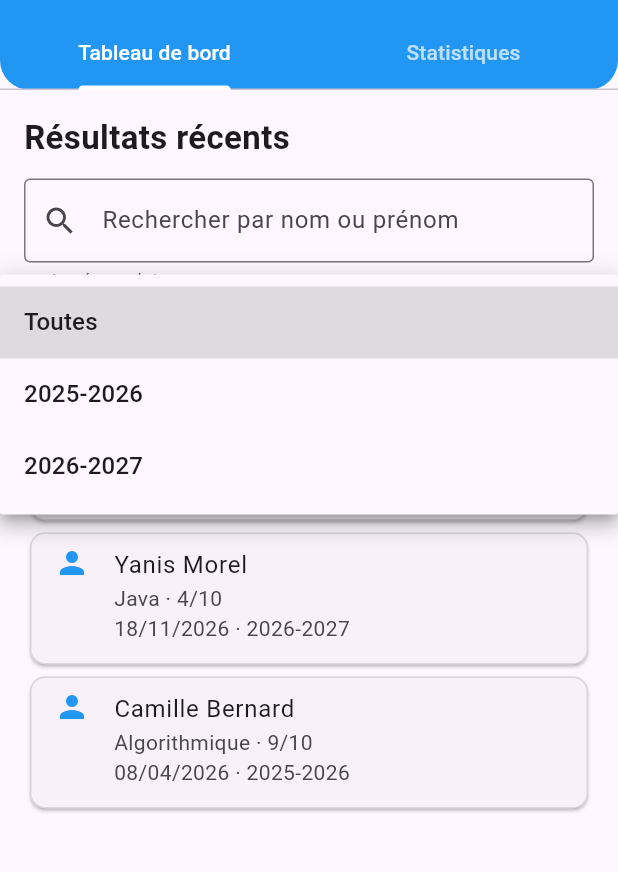
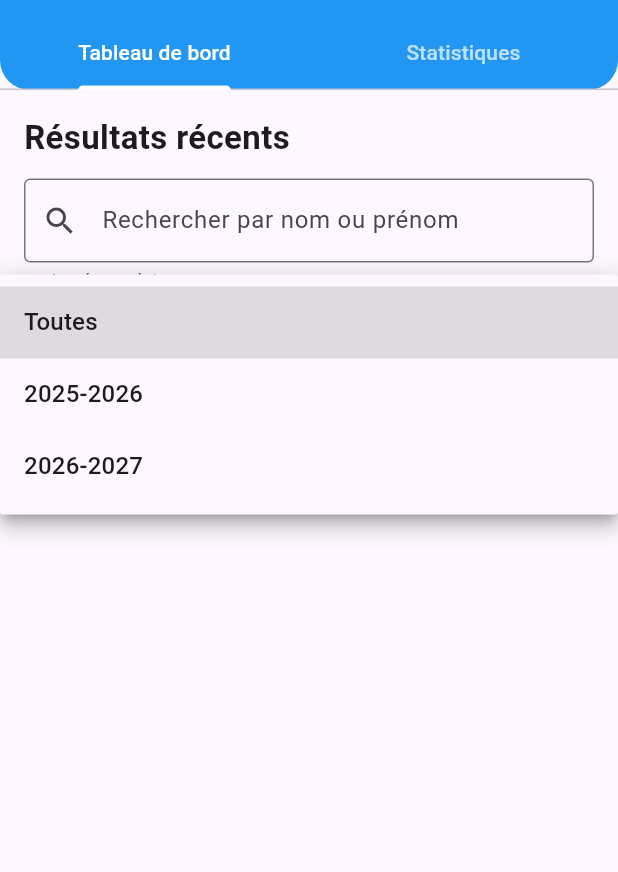
Before and after one commit to Seifoudine95/skillo, a Flutter app: the TableauDeBordAdmin screen opened directly, after a tap on "Toutes", on a phone screen of 412 x 824 dp, the part 78-950 px from its top. Run offline on Flutter 3.47's test engine with Material 3 defaults, Android fonts, the phone set to English and light mode, and no system bars; our stand-ins replace cloud_firestore, email_validator, firebase_core, flutter_riverpod, material_ui, shared_preferences; accounts and stored records are empty.

Commit message:
Brancher le tableau de bord sur Firestore

```diff
--- a/lib/models/resultat_candidat_model.dart
+++ b/lib/models/resultat_candidat_model.dart
@@ -13,5 +13,5 @@ class ResultatCandidat {
   final String matiere;
   final int score;
   final int totalQuestions;
-  final DateTime date;
+  final DateTime? date;
 }
--- a/lib/models/resultat_model.dart
+++ b/lib/models/resultat_model.dart
@@ -28,8 +28,19 @@ class Resultat {
       matiere: data['matiere'] ?? '',
       score: data['score'] ?? 0,
       totalQuestions: data['totalQuestions'] ?? 0,
-      datePassage:
-          (data['datePassage'] as Timestamp?)?.toDate() ?? DateTime.now(),
+      datePassage: (data['datePassage'] as Timestamp?)?.toDate(),
     );
   }
+  Map<String, dynamic> toJson() {
+    return {
+      'userId': userId,
+      'matiereId': matiereId,
+      'matiere': matiere,
+      'score': score,
+      'totalQuestions': totalQuestions,
+      'datePassage': datePassage == null
+          ? null
+          : Timestamp.fromDate(datePassage!),
+    };
+  }
 }
--- a/lib/providers/providers.dart
+++ b/lib/providers/providers.dart
@@ -1,6 +1,7 @@
 import 'package:flutter_riverpod/flutter_riverpod.dart';
 import 'package:skillo/models/matiere_model.dart';
 import 'package:skillo/models/question_model.dart';
+import 'package:skillo/models/resultat_candidat_model.dart';
 import 'package:skillo/repository/matiere_repository.dart';
 import 'package:skillo/repository/questionqcm_repository.dart';
 import 'package:skillo/repository/user_repository.dart';
@@ -34,3 +35,7 @@ final tableauDeBordRepositoryProvider = Provider<TableauDeBordRepository>((
 final userRepoitoryProvider = Provider<UserRepository>((ref) {
   return UserRepository();
 });
+
+final getResultatAdminProvider = StreamProvider<List<ResultatCandidat>>((ref) {
+  return ref.watch(tableauDeBordRepositoryProvider).getResultats();
+});
--- a/lib/repository/tableau_de_bord_repository.dart
+++ b/lib/repository/tableau_de_bord_repository.dart
@@ -1,33 +1,47 @@
+import 'package:cloud_firestore/cloud_firestore.dart';
+import 'package:skillo/models/resultat_model.dart';
 import 'package:skillo/models/resultat_candidat_model.dart';
+import 'package:skillo/models/user_model.dart';
 
 class TableauDeBordRepository {
-  List<ResultatCandidat> getResultats() {
-    return [
-      ResultatCandidat(
-        prenom: 'Ami',
-        nom: 'Diallo',
-        matiere: 'HTML / CSS',
-        score: 8,
-        totalQuestions: 10,
-        date: DateTime(2026, 11, 20),
-      ),
-      ResultatCandidat(
-        prenom: 'Yanis',
-        nom: 'Morel',
-        matiere: 'Java',
-        score: 4,
-        totalQuestions: 10,
-        date: DateTime(2026, 11, 18),
-      ),
-      ResultatCandidat(
-        prenom: 'Camille',
-        nom: 'Bernard',
-        matiere: 'Algorithmique',
-        score: 9,
-        totalQuestions: 10,
-        date: DateTime(2026, 4, 8),
-      ),
-    ];
+  TableauDeBordRepository({FirebaseFirestore? firestore})
+    : _firestore = firestore;
+
+  final FirebaseFirestore? _firestore;
+
+  FirebaseFirestore get _database => _firestore ?? FirebaseFirestore.instance;
+
+  CollectionReference get _resultats => _database.collection('Resultat');
+
+  CollectionReference get _utilisateurs => _database.collection('User');
+
+  Stream<List<ResultatCandidat>> getResultats() {
+    return _resultats.snapshots().asyncMap((snapshot) async {
+      final resultats = <ResultatCandidat>[];
+
+      for (final document in snapshot.docs) {
+        final resultat = Resultat.fromFirestore(document);
+        final utilisateurDocument = await _utilisateurs
+            .doc(resultat.userId)
+            .get();
+        final utilisateur = utilisateurDocument.exists
+            ? User.fromFirestore(utilisateurDocument)
+            : null;
+
+        resultats.add(
+          ResultatCandidat(
+            prenom: utilisateur?.prenom ?? '',
+            nom: utilisateur?.nom ?? resultat.userId,
+            matiere: resultat.matiere,
+            score: resultat.score,
+            totalQuestions: resultat.totalQuestions,
+            date: resultat.datePassage,
+          ),
+        );
+      }
+
+      return resultats;
+    });
   }
 
   List<ResultatCandidat> filtrerResultats(
@@ -44,14 +58,23 @@ class TableauDeBordRepository {
       );
       final correspondAlaAnnee =
           anneeSelectionnee == 'Toutes' ||
-          anneeScolaire(resultat.date) == anneeSelectionnee;
+          (resultat.date != null &&
+              anneeScolaire(resultat.date!) == anneeSelectionnee);
 
       if (correspondAlaRecherche && correspondAlaAnnee) {
         liste.add(resultat);
       }
     }
 
-    liste.sort((a, b) => b.date.compareTo(a.date));
+    liste.sort((a, b) {
+      if (a.date == null) {
+        return b.date == null ? 0 : 1;
+      }
+      if (b.date == null) {
+        return -1;
+      }
+      return b.date!.compareTo(a.date!);
+    });
     return liste;
   }
 
--- a/lib/views/admin/tableau_de_bord_admin.dart
+++ b/lib/views/admin/tableau_de_bord_admin.dart
@@ -18,9 +18,18 @@ class _TableauDeBordAdminState extends ConsumerState<TableauDeBordAdmin> {
   @override
   Widget build(BuildContext context) {
     final repository = ref.watch(tableauDeBordRepositoryProvider);
-    final resultats = repository.getResultats();
+    final resultats = ref.watch(getResultatAdminProvider);
+
+    return resultats.when(
+      error: (error, stackTrace) => Scaffold(
+        body: Center(child: Text('Erreur lors du chargement : $error')),
+      ),
+      loading: () => const Scaffold(
+        body: Center(child: CircularProgressIndicator()),
+      ),
+      data: (donnees) {
         final resultatsFiltres = repository.filtrerResultats(
-      resultats,
+          donnees,
           recherche,
           anneeSelectionnee,
         );
@@ -99,7 +108,7 @@ class _TableauDeBordAdminState extends ConsumerState<TableauDeBordAdmin> {
                           },
                         ),
                         _PageStatistiques(
-                      resultats: resultats,
+                          resultats: donnees,
                           anneeSelectionnee: anneeSelectionnee,
                           onAnneeChangee: (value) {
                             setState(() {
@@ -115,6 +124,8 @@ class _TableauDeBordAdminState extends ConsumerState<TableauDeBordAdmin> {
               ),
             ),
           ),
+        );
+      },
     );
   }
 }
@@ -187,7 +198,7 @@ class _PageTableauDeBord extends StatelessWidget {
                 subtitle: Text(
                   '${resultat.matiere} · ${resultat.score}/${resultat.totalQuestions}'
                   '\n${_dateTexte(resultat.date)} · '
-                  '${repository.anneeScolaire(resultat.date)}',
+                  '${resultat.date == null ? 'Année inconnue' : repository.anneeScolaire(resultat.date!)}',
                 ),
                 isThreeLine: true,
               ),
@@ -197,7 +208,11 @@ class _PageTableauDeBord extends StatelessWidget {
   }
 }
 
-String _dateTexte(DateTime date) {
+String _dateTexte(DateTime? date) {
+  if (date == null) {
+    return 'Date inconnue';
+  }
+
   final jour = date.day.toString().padLeft(2, '0');
   final mois = date.month.toString().padLeft(2, '0');
   return '$jour/$mois/${date.year}';
```
Also changed, not shown: 1 other file. Lines whose indentation alone changed are shown as unchanged.
